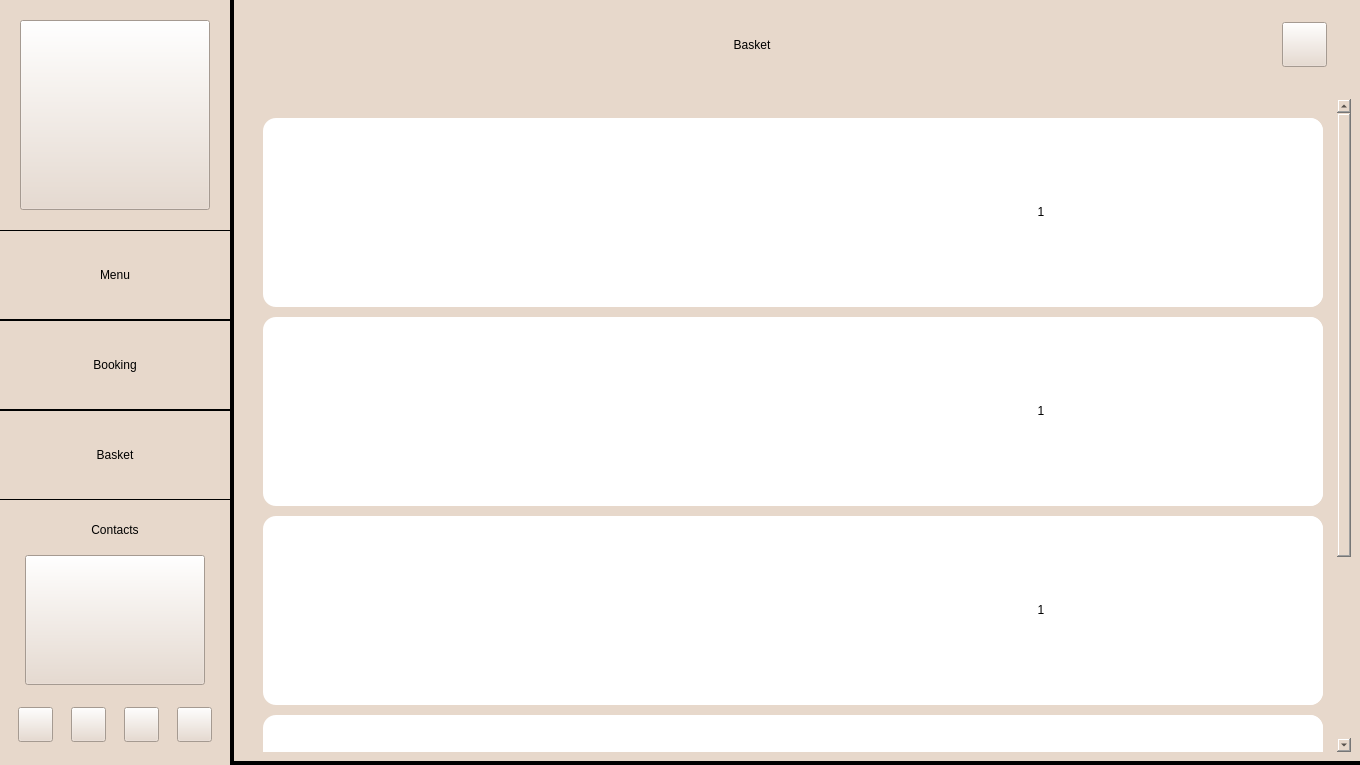
The window that application/basketwindow.ui (redm0unt/OurCafe) describes before a commit, drawn with Qt 5.
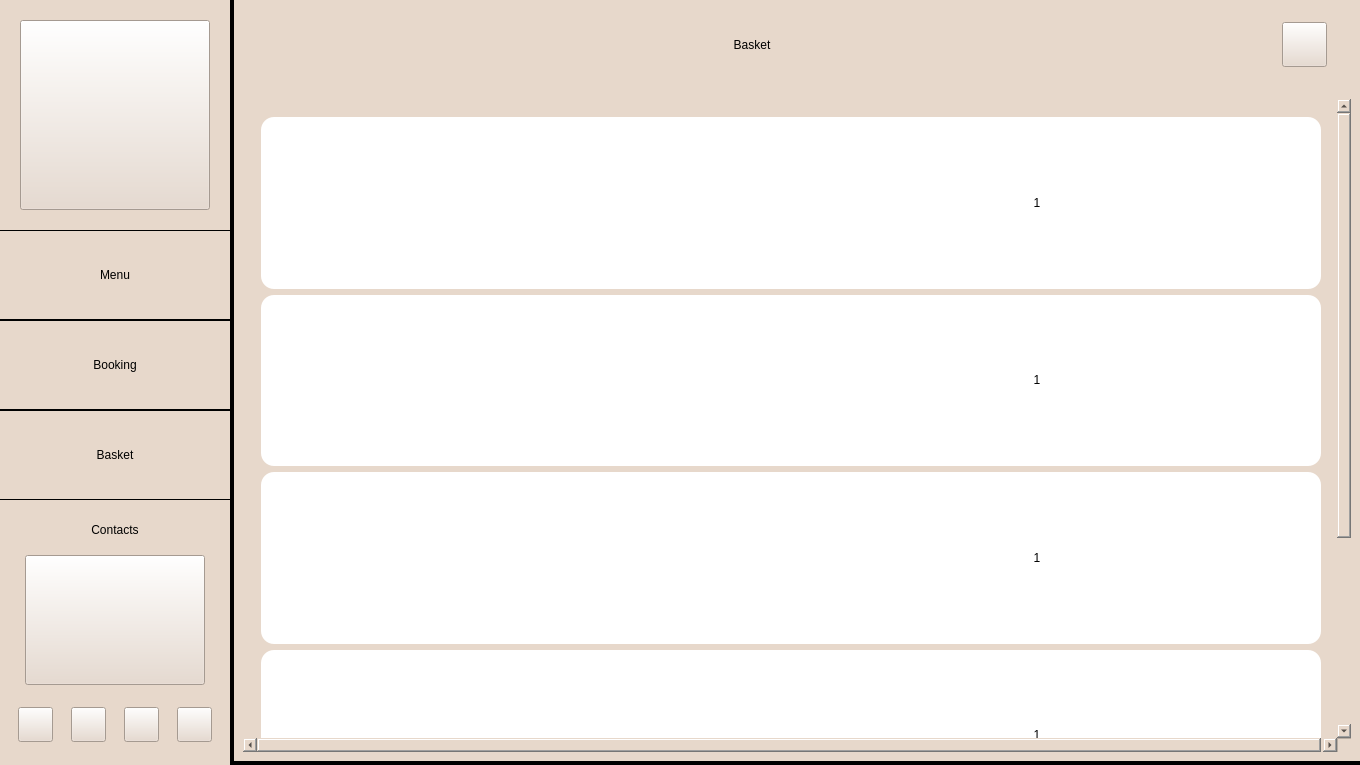
The same window after the commit. Icons and pictures are not drawn.

Diff of the .ui file:
```diff
--- a/application/basketwindow.ui
+++ b/application/basketwindow.ui
@@ -880,7 +880,7 @@
               <rect>
                <x>0</x>
                <y>0</y>
-               <width>1090</width>
+               <width>1104</width>
                <height>922</height>
               </rect>
              </property>
@@ -905,15 +905,9 @@
                 <property name="frameShadow">
                  <enum>QFrame::Raised</enum>
                 </property>
+                <layout class="QVBoxLayout" name="verticalLayout_3">
+                 <item>
                 <widget class="QWidget" name="card_1" native="true">
-                 <property name="geometry">
-                  <rect>
-                   <x>11</x>
-                   <y>10</y>
-                   <width>1060</width>
-                   <height>189</height>
-                  </rect>
-                 </property>
                  <property name="sizePolicy">
                   <sizepolicy hsizetype="Fixed" vsizetype="Fixed">
                    <horstretch>0</horstretch>
@@ -1122,15 +1116,9 @@
                   </item>
                  </layout>
                 </widget>
+                 </item>
+                 <item>
                 <widget class="QWidget" name="card_2" native="true">
-                 <property name="geometry">
-                  <rect>
-                   <x>11</x>
-                   <y>209</y>
-                   <width>1060</width>
-                   <height>189</height>
-                  </rect>
-                 </property>
                  <property name="sizePolicy">
                   <sizepolicy hsizetype="Fixed" vsizetype="Fixed">
                    <horstretch>0</horstretch>
@@ -1339,15 +1327,9 @@
                   </item>
                  </layout>
                 </widget>
+                 </item>
+                 <item>
                 <widget class="QWidget" name="card_3" native="true">
-                 <property name="geometry">
-                  <rect>
-                   <x>11</x>
-                   <y>408</y>
-                   <width>1060</width>
-                   <height>189</height>
-                  </rect>
-                 </property>
                  <property name="sizePolicy">
                   <sizepolicy hsizetype="Fixed" vsizetype="Fixed">
                    <horstretch>0</horstretch>
@@ -1556,15 +1538,9 @@
                   </item>
                  </layout>
                 </widget>
+                 </item>
+                 <item>
                 <widget class="QWidget" name="card_4" native="true">
-                 <property name="geometry">
-                  <rect>
-                   <x>11</x>
-                   <y>607</y>
-                   <width>1060</width>
-                   <height>189</height>
-                  </rect>
-                 </property>
                  <property name="sizePolicy">
                   <sizepolicy hsizetype="Fixed" vsizetype="Fixed">
                    <horstretch>0</horstretch>
@@ -1773,15 +1749,9 @@
                   </item>
                  </layout>
                 </widget>
+                 </item>
+                 <item>
                 <widget class="QWidget" name="card_5" native="true">
-                 <property name="geometry">
-                  <rect>
-                   <x>11</x>
-                   <y>806</y>
-                   <width>1060</width>
-                   <height>189</height>
-                  </rect>
-                 </property>
                  <property name="sizePolicy">
                   <sizepolicy hsizetype="Fixed" vsizetype="Fixed">
                    <horstretch>0</horstretch>
@@ -1990,6 +1960,8 @@
                   </item>
                  </layout>
                 </widget>
+                 </item>
+                </layout>
                </widget>
               </item>
              </layout>
```
Lines whose indentation alone changed are shown as unchanged.
